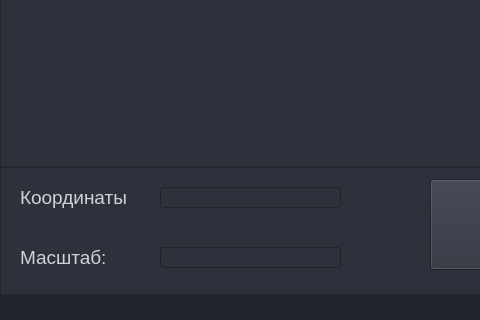
Above: gg.ui from DaniilDrokin/MapsAPI before the change; both pictures show x 0 to 480 and y 333 to 653 of the 665 by 653 pixel window. Below: the same form after it.
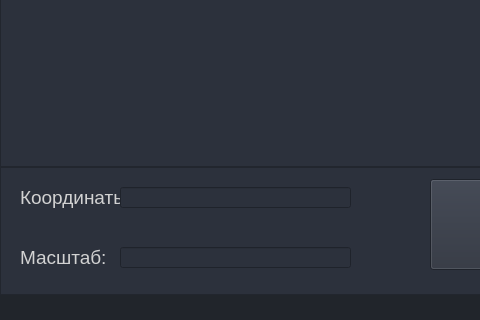
That is the form after the change. Icons and pictures are not drawn.

The edit to the form file:
```diff
--- a/gg.ui
+++ b/gg.ui
@@ -181,6 +181,15 @@
        </color>
       </brush>
      </colorrole>
+     <colorrole role="PlaceholderText">
+      <brush brushstyle="NoBrush">
+       <color alpha="128">
+        <red>210</red>
+        <green>210</green>
+        <blue>210</blue>
+       </color>
+      </brush>
+     </colorrole>
     </active>
     <inactive>
      <colorrole role="WindowText">
@@ -345,6 +354,15 @@
        </color>
       </brush>
      </colorrole>
+     <colorrole role="PlaceholderText">
+      <brush brushstyle="NoBrush">
+       <color alpha="128">
+        <red>210</red>
+        <green>210</green>
+        <blue>210</blue>
+       </color>
+      </brush>
+     </colorrole>
     </inactive>
     <disabled>
      <colorrole role="WindowText">
@@ -509,6 +527,15 @@
        </color>
       </brush>
      </colorrole>
+     <colorrole role="PlaceholderText">
+      <brush brushstyle="NoBrush">
+       <color alpha="128">
+        <red>210</red>
+        <green>210</green>
+        <blue>210</blue>
+       </color>
+      </brush>
+     </colorrole>
     </disabled>
    </palette>
   </property>
@@ -716,38 +743,6 @@
                     <string>&lt;html&gt;&lt;head/&gt;&lt;body&gt;&lt;p&gt;&lt;span style=&quot; font-size:14pt;&quot;&gt;Масштаб:&lt;/span&gt;&lt;/p&gt;&lt;/body&gt;&lt;/html&gt;</string>
                    </property>
                   </widget>
-                  <widget class="QLineEdit" name="lineEdit">
-                   <property name="geometry">
-                    <rect>
-                     <x>160</x>
-                     <y>20</y>
-                     <width>181</width>
-                     <height>21</height>
-                    </rect>
-                   </property>
-                   <property name="styleSheet">
-                    <string notr="true">selection-background-color: rgb(255, 255, 255);</string>
-                   </property>
-                  </widget>
-                  <widget class="QLineEdit" name="lineEdit_4">
-                   <property name="geometry">
-                    <rect>
-                     <x>160</x>
-                     <y>80</y>
-                     <width>181</width>
-                     <height>21</height>
-                    </rect>
-                   </property>
-                   <property name="minimumSize">
-                    <size>
-                     <width>0</width>
-                     <height>20</height>
-                    </size>
-                   </property>
-                   <property name="styleSheet">
-                    <string notr="true"/>
-                   </property>
-                  </widget>
                   <widget class="QLabel" name="label_4">
                    <property name="geometry">
                     <rect>
@@ -774,6 +769,32 @@
                     <string>Показать</string>
                    </property>
                   </widget>
+                  <widget class="QLineEdit" name="lineEdit">
+                   <property name="geometry">
+                    <rect>
+                     <x>120</x>
+                     <y>20</y>
+                     <width>231</width>
+                     <height>21</height>
+                    </rect>
+                   </property>
+                   <property name="focusPolicy">
+                    <enum>Qt::ClickFocus</enum>
+                   </property>
+                  </widget>
+                  <widget class="QLineEdit" name="lineEdit_4">
+                   <property name="geometry">
+                    <rect>
+                     <x>120</x>
+                     <y>80</y>
+                     <width>231</width>
+                     <height>21</height>
+                    </rect>
+                   </property>
+                   <property name="focusPolicy">
+                    <enum>Qt::ClickFocus</enum>
+                   </property>
+                  </widget>
                  </widget>
                 </item>
                </layout>
```
Left out of the diff: 7 changed lines with no effect on the pictures.
